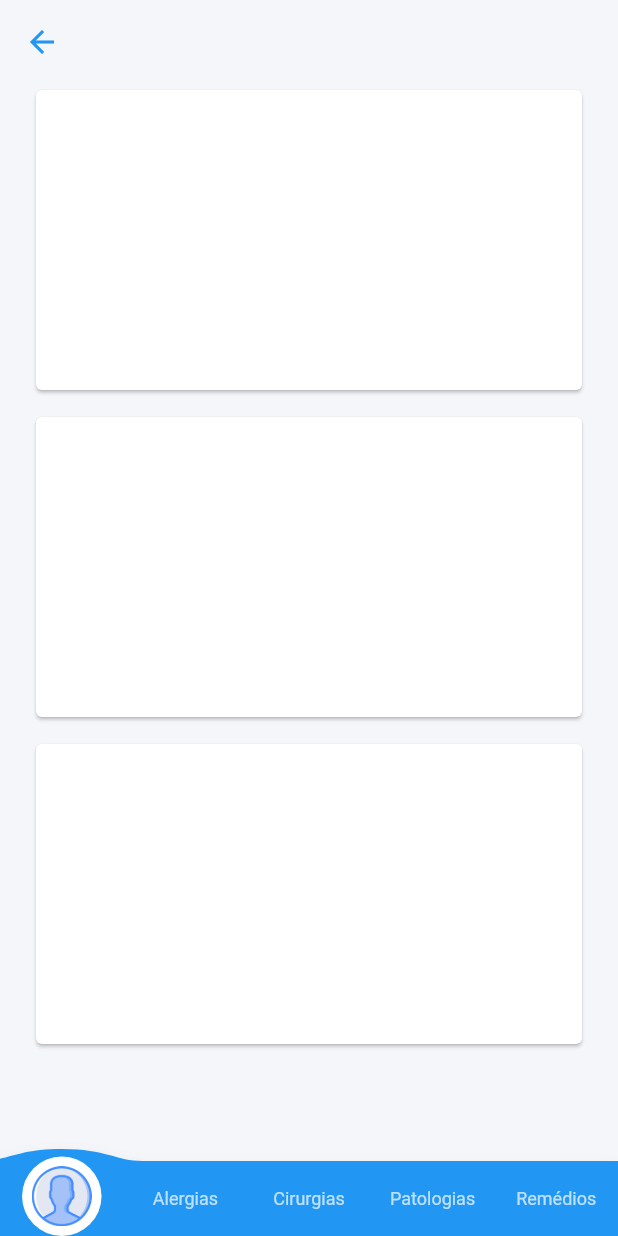
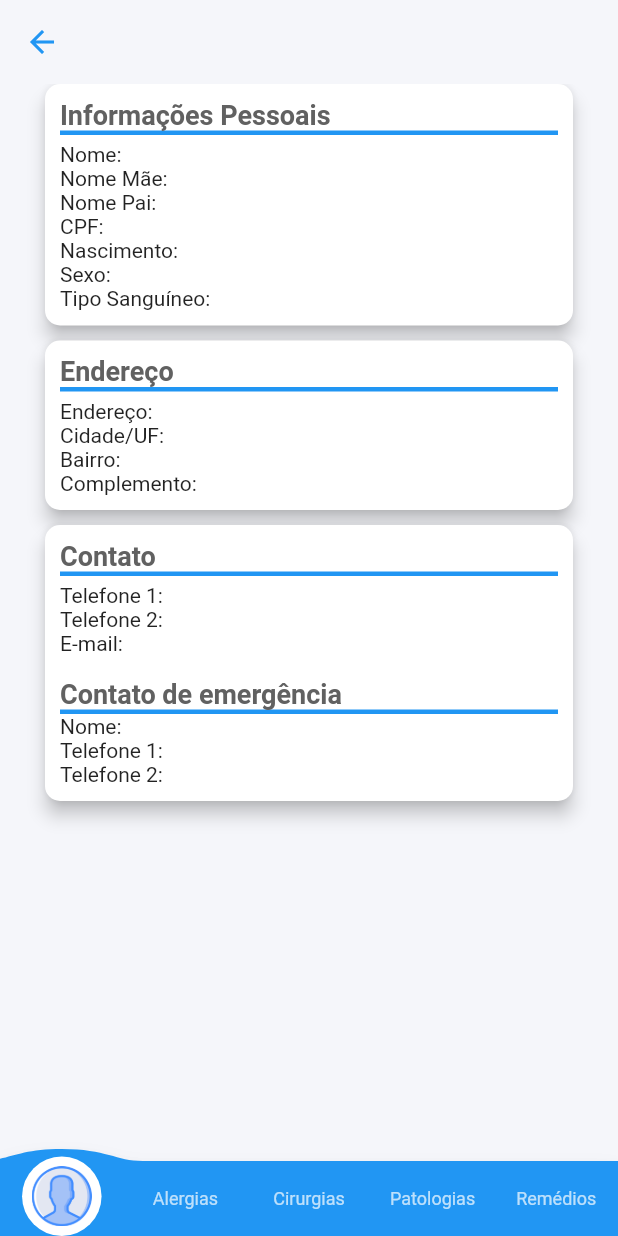
Before and after one commit to Philippe-Nau-zz/Cassio-app-user, a Flutter app: the screen it shows after launch, after a tap on "Philippe Nau Rosa", on a phone screen of 412 x 824 dp. Run offline on Flutter 3.47's test engine with Material 2 defaults, Android fonts, the light colour scheme and no system bars; drawn by our look-alikes of convex_bottom_bar; our stand-ins replace get.

Commit message:
add text on profile page

```diff
--- a/lib/controllers/dialog_controller.dart
+++ b/lib/controllers/dialog_controller.dart
@@ -14,17 +14,27 @@ class DialogController extends GetxController {
 
   RxList items = [].obs;
   RxDouble heightListview = 0.0.obs;
-
+  RxBool isValid = true.obs;
   RxString listName = ''.obs;
 
   TextEditingController dialogTextController = TextEditingController();
 
   addItem() {
+    if (dialogTextController.text.trim().isNotEmpty) {
+      isValid.value = true;
+      if (heightListview < 200) {
+        heightListview.value += 40;
+      }
       items.add(dialogTextController.text);
       dialogTextController.clear();
+    } else {
+      isValid.value = false;
+    }
   }
 
   addToListView() {
+    if (dialogTextController.text.trim().isNotEmpty || items.isNotEmpty) {
+      addItem();
       switch (listName.value) {
         case 'Drug Allergies':
           {
@@ -71,6 +81,7 @@ class DialogController extends GetxController {
       }
       items.clear();
       heightListview.value = 0.0;
+    }
     Get.back();
   }
 
@@ -80,12 +91,6 @@ class DialogController extends GetxController {
       if (heightListview > 0) {
         heightListview.value -= 40;
       }
-    }
-  }
-
-  alterHeightListview() {
-    if (heightListview < 200) {
-      heightListview.value += 40;
     }
   }
 
@@ -106,18 +111,25 @@ class DialogController extends GetxController {
       content: Column(
         children: [
           Container(
-            height: 40,
-            padding: EdgeInsets.all(5),
+            padding: EdgeInsets.symmetric(horizontal: 5),
             decoration: BoxDecoration(
                 color: Color(0xfff5f6fa),
                 borderRadius: BorderRadius.circular(10)),
             child: Row(
               children: [
-                Expanded(
+                Obx(
+                  () => Expanded(
                     child: TextField(
                       controller: dialogTextController,
+                      keyboardType: TextInputType.text,
+                      textCapitalization: TextCapitalization.characters,
+                      textInputAction: TextInputAction.done,
                       decoration: InputDecoration(
-                      border: InputBorder.none,
+                        focusedBorder: InputBorder.none,
+                        enabledBorder: InputBorder.none,
+                        errorText: isValid.value
+                            ? null
+                            : 'Este campo deve ser preenchido',
                       ),
                       onSubmitted: (value) {
                         addItem();
@@ -125,10 +137,10 @@ class DialogController extends GetxController {
                       style: TextStyle(fontSize: 16),
                     ),
                   ),
+                ),
                 InkWell(
                   onTap: () {
                     addItem();
-                    alterHeightListview();
                   },
                   child: Container(
                     padding: EdgeInsets.only(left: 5),
--- a/lib/main.dart
+++ b/lib/main.dart
@@ -13,6 +13,25 @@ class CassioUser extends StatelessWidget {
   Widget build(BuildContext context) {
     return GetMaterialApp(
       debugShowCheckedModeBanner: false,
+      theme: ThemeData(
+        textTheme: TextTheme(
+          headline1: TextStyle(
+            color: Colors.grey[700],
+            fontWeight: FontWeight.w600,
+            fontSize: 18,
+          ),
+          headline2: TextStyle(
+            color: Colors.grey[700],
+            fontWeight: FontWeight.bold,
+            fontSize: 20,
+          ),
+          headline3: TextStyle(
+            color: Colors.blue[400],
+            fontSize: 80,
+            fontWeight: FontWeight.bold,
+          ),
+        ),
+      ),
       title: 'CASSIO User',
       getPages: AppPages.pages,
       initialRoute: Routes.HOME,
--- a/lib/views/profile_page.dart
+++ b/lib/views/profile_page.dart
@@ -1,4 +1,5 @@
 import 'package:cassio_user_app/controllers/profile_controller.dart';
+import 'package:cassio_user_app/widgets/card_profilePage.dart';
 import 'package:flutter/material.dart';
 import 'package:get/get.dart';
 
@@ -9,21 +10,72 @@ class ProfilePage extends GetView<ProfileController> {
       width: double.infinity,
       height: double.infinity,
       color: Color(0xfff5f6fa),
-      margin: EdgeInsets.symmetric(horizontal: 20),
+      margin: EdgeInsets.fromLTRB(20, 0, 20, 10),
       child: SingleChildScrollView(
         child: Column(
           children: [
-            Card(
-              child: Container(height: 200),
+            CardProfilePage(
+              title: 'Informações Pessoais',
+              listColumn: [
+                Text('Nome:'),
+                Text('Nome Mãe:'),
+                Text('Nome Pai:'),
+                Text('CPF:'),
+                Text('Nascimento:'),
+                Text('Sexo:'),
+                Text('Tipo Sanguíneo:'),
+              ],
             ),
-            SizedBox(height: 10),
-            Card(
-              child: Container(height: 200),
+            CardProfilePage(
+              title: 'Endereço',
+              listColumn: [
+                Text('Endereço:'),
+                Text('Cidade/UF:'),
+                Text('Bairro:'),
+                Text('Complemento:'),
+              ],
             ),
-            SizedBox(height: 10),
-            Card(
-              child: Container(height: 200),
-            ),
+            CardProfilePage(
+              title: 'Contato',
+              listColumn: [
+                Container(
+                  child: Column(
+                    crossAxisAlignment: CrossAxisAlignment.start,
+                    children: [
+                      Text('Telefone 1:'),
+                      Text('Telefone 2:'),
+                      Text('E-mail:')
+                    ],
+                  ),
+                ),
+                SizedBox(height: 15),
+                Container(
+                  width: double.infinity,
+                  decoration: BoxDecoration(
+                    border: Border(
+                      bottom: BorderSide(
+                        color: Colors.blue,
+                        width: 3,
+                      ),
+                    ),
+                  ),
+                  child: Text(
+                    'Contato de emergência',
+                    style: Theme.of(context).textTheme.headline1,
+                  ),
+                ),
+                Container(
+                  child: Column(
+                    crossAxisAlignment: CrossAxisAlignment.start,
+                    children: [
+                      Text('Nome:'),
+                      Text('Telefone 1:'),
+                      Text('Telefone 2:'),
+                    ],
+                  ),
+                ),
+              ],
+            )
           ],
         ),
       ),
--- a/lib/widgets/card_mainGridView.dart
+++ b/lib/widgets/card_mainGridView.dart
@@ -34,11 +34,7 @@ class CardMainGridView extends StatelessWidget {
                   alignment: Alignment.center,
                   child: Text(
                     this.title,
-                    style: TextStyle(
-                      fontSize: 18,
-                      color: Colors.grey[700],
-                      fontWeight: FontWeight.bold,
-                    ),
+                    style: Theme.of(context).textTheme.headline2,
                   ),
                 ),
                 Container(
--- /dev/null
+++ b/lib/widgets/card_profilePage.dart
@@ -0,0 +1,50 @@
+import 'package:flutter/material.dart';
+
+class CardProfilePage extends StatelessWidget {
+  final List<Widget> listColumn;
+  final String title;
+
+  CardProfilePage({
+    this.listColumn,
+    @required this.title,
+  });
+  @override
+  Widget build(BuildContext context) {
+    return Card(
+      margin: EdgeInsets.fromLTRB(10, 0, 10, 10),
+      elevation: 5,
+      shape: RoundedRectangleBorder(borderRadius: BorderRadius.circular(10)),
+      child: Container(
+        margin: EdgeInsets.all(10),
+        width: double.infinity,
+        child: Column(
+          crossAxisAlignment: CrossAxisAlignment.start,
+          children: [
+            Container(
+              width: double.infinity,
+              decoration: BoxDecoration(
+                border: Border(
+                  bottom: BorderSide(
+                    color: Colors.blue,
+                    width: 3,
+                  ),
+                ),
+              ),
+              child: Text(
+                this.title,
+                style: Theme.of(context).textTheme.headline1,
+              ),
+            ),
+            SizedBox(height: 5),
+            Container(
+              child: Column(
+                crossAxisAlignment: CrossAxisAlignment.start,
+                children: this.listColumn,
+              ),
+            )
+          ],
+        ),
+      ),
+    );
+  }
+}
--- a/lib/widgets/lisview_pages.dart
+++ b/lib/widgets/lisview_pages.dart
@@ -43,10 +43,7 @@ class ListViewPages extends StatelessWidget {
                 children: [
                   Text(
                     this.title,
-                    style: TextStyle(
-                      color: Colors.grey[700],
-                      fontSize: 18,
-                    ),
+                    style: Theme.of(context).textTheme.headline1,
                   ),
                   InkWell(
                     onTap: this.onTap,
--- a/lib/widgets/userInfo_card.dart
+++ b/lib/widgets/userInfo_card.dart
@@ -20,11 +20,7 @@ class UserInfoCard extends StatelessWidget {
           child: Column(
             children: [
               Container(
-                height: 100,
                 child: Row(
-                  children: [
-                    Container(
-                      child: Column(
                   crossAxisAlignment: CrossAxisAlignment.start,
                   children: [
                     Container(
@@ -33,10 +29,7 @@ class UserInfoCard extends StatelessWidget {
                         children: [
                           Text(
                             'Philippe Nau Rosa',
-                                  style: TextStyle(
-                                      color: Colors.grey[700],
-                                      fontSize: 20,
-                                      fontWeight: FontWeight.bold),
+                            style: Theme.of(context).textTheme.headline2,
                           ),
                           SizedBox(height: 5),
                           Text('CPF: 000.000.000-00'),
@@ -45,21 +38,12 @@ class UserInfoCard extends StatelessWidget {
                         ],
                       ),
                     ),
-                        ],
-                      ),
-                    ),
                     Expanded(
                       child: Container(
                         alignment: Alignment.centerRight,
                         child: FittedBox(
-                          child: Text(
-                            '-O',
-                            style: TextStyle(
-                              color: Colors.blue[400],
-                              fontSize: 80,
-                              fontWeight: FontWeight.bold,
-                            ),
-                          ),
+                          child: Text('-O',
+                              style: Theme.of(context).textTheme.headline3),
                         ),
                       ),
                     )
@@ -68,7 +52,7 @@ class UserInfoCard extends StatelessWidget {
               ),
               Container(
                 alignment: Alignment.bottomCenter,
-                height: 25,
+                padding: EdgeInsets.only(top: 5),
                 decoration: BoxDecoration(
                   border: Border(
                     top: BorderSide(
@@ -76,8 +60,15 @@ class UserInfoCard extends StatelessWidget {
                     ),
                   ),
                 ),
-                child: Row(
+                child: Get.width >= 340
+                    ? Row(
                         mainAxisAlignment: MainAxisAlignment.spaceBetween,
+                        children: [
+                          Text('Situação: Ativo'),
+                          Text('Último acesso: DD/MM/YYYY'),
+                        ],
+                      )
+                    : Column(
                         children: [
                           Text('Situação: Ativo'),
                           Text('Último acesso: DD/MM/YYYY'),
```
Lines whose indentation alone changed are shown as unchanged.
